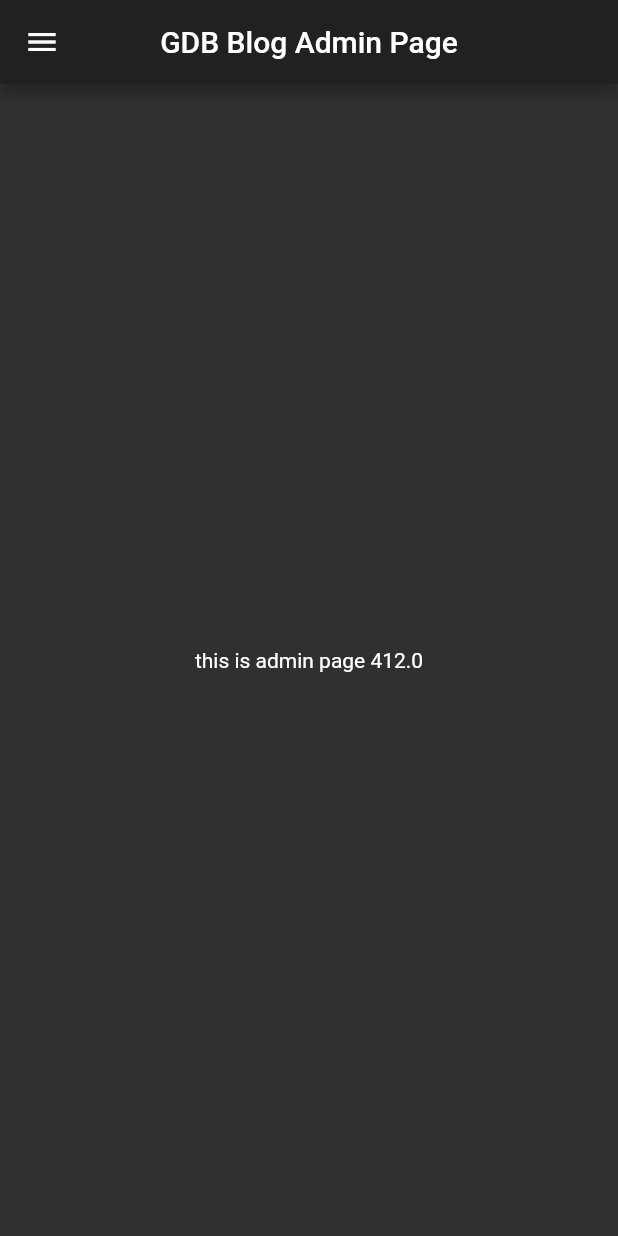
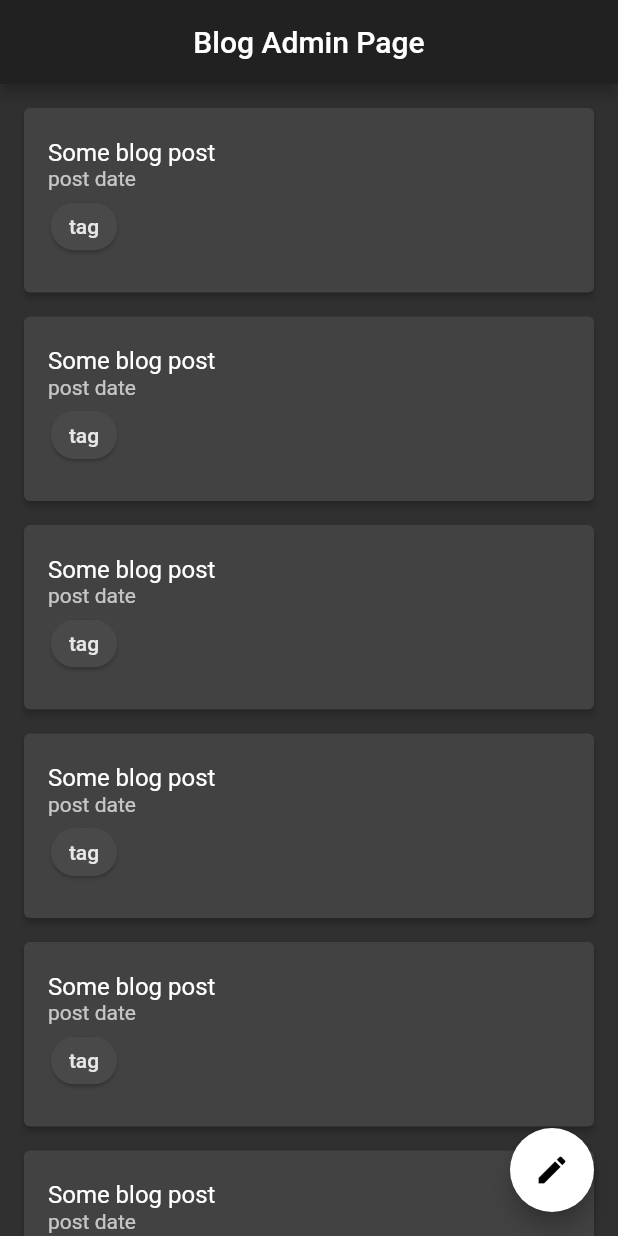
Before and after one commit to Dart-for-Apps/flutter_web_blog, a Flutter app: the screen it shows after launch, on a phone screen of 412 x 824 dp. Run offline on Flutter 3.47's test engine with Material 2 defaults, Android fonts, the phone set to English and light mode, and no system bars; our stand-ins replace built_collection, built_value, functional_widget_annotation; missing offline and left inert: aqueduct, dart:html, flutter_hooks_web, flutter_web, flutter_web_ui, provider_web; generated files the repository leaves out were written again; project files that could hold a hidden picture were left out.

Commit message:
Admin main page wireframe

```diff
--- a/admin_page/lib/main.dart
+++ b/admin_page/lib/main.dart
@@ -1,7 +1,8 @@
-import 'package:admin_page/src/views/side_bar.dart';
+import 'dart:html' as html;
+import 'package:admin_page/src/views/components/page_route.dart';
+import 'package:admin_page/src/views/main_page.dart';
 import 'package:flutter_web/cupertino.dart';
 import 'package:flutter_web/material.dart';
-import 'package:responsive_web/responsive_web.dart';
 
 void main() => runApp(BlogAdminPage());
 
@@ -10,32 +11,51 @@ class BlogAdminPage extends StatelessWidget {
   Widget build(BuildContext context) {
     return MaterialApp(
       key: LabeledGlobalKey('Root'),
-      title: "GDB - Admin",
+      debugShowCheckedModeBanner: false,
+      title: "Admin",
       theme: ThemeData(
         primarySwatch: Colors.indigo,
         brightness: Brightness.dark,
+        floatingActionButtonTheme:
+            Theme.of(context).floatingActionButtonTheme.copyWith(
+                  backgroundColor: Colors.white,
+                ),
       ),
-      home: PageLayoutWidget(),
+      initialRoute: '/',
+      onGenerateRoute: (settings) {
+        switch (settings.name) {
+          case '/':
+            return SimpleMaterialPageRoute(
+              child: MainPage(),
+              settings: settings,
+            );
+          default:
+            return SimpleCupertinoPageRoute(
+              child: NotFoundPage(),
+              settings: settings,
+            );
+            break;
+        }
+      },
     );
   }
 }
 
-class PageLayoutWidget extends StatelessWidget {
-  const PageLayoutWidget({
-    Key key,
-  }) : super(key: key);
+class NotFoundPage extends StatelessWidget {
+  const NotFoundPage({Key key}) : super(key: key);
 
   @override
-  Widget build(BuildContext context) {
+  Widget build(BuildContext _context) {
+    html.window.history.replaceState(
+      {'flutter': true},
+      '404 Not Found',
+      '#/404-not-found',
+    );
+    html.document.title = '404 Not Found';
     return Scaffold(
-      appBar: AppBar(
-        title: Text('GDB Blog Admin Page'),
-        centerTitle: true,
+      body: Center(
+        child: Text('404 Not Found'),
       ),
-      body: Center(
-        child: Text('this is admin page ${getCurrentWidth(context)}'),
-      ),
-      drawer: SideBar(),
     );
   }
 }
--- /dev/null
+++ b/admin_page/lib/src/views/components/app_bar.dart
@@ -0,0 +1,11 @@
+import 'package:flutter_web/cupertino.dart';
+import 'package:flutter_web/material.dart';
+
+class AdminAppBar extends AppBar {
+  AdminAppBar({
+    String title,
+  }) : super(
+          title: Text(title ?? 'Blog Admin Page'),
+          centerTitle: true,
+        );
+}
--- /dev/null
+++ b/admin_page/lib/src/views/components/new_post_button.dart
@@ -0,0 +1,14 @@
+import 'package:flutter_web/material.dart';
+import 'package:functional_widget_annotation/functional_widget_annotation.dart';
+
+class NewPostFloatingActionButton extends StatelessWidget {
+  @override
+  Widget build(BuildContext context) {
+    return FloatingActionButton(
+      onPressed: () {
+        /// TODO: Go to new post view
+      },
+      child: Icon(Icons.create),
+    );
+  }
+}
--- /dev/null
+++ b/admin_page/lib/src/views/components/page_route.dart
@@ -0,0 +1,22 @@
+import 'package:flutter_web/cupertino.dart';
+import 'package:flutter_web/material.dart';
+
+class SimpleMaterialPageRoute extends MaterialPageRoute {
+  SimpleMaterialPageRoute({
+    Widget child,
+    RouteSettings settings,
+  }) : super(
+          builder: (context) => child,
+          settings: settings,
+        );
+}
+
+class SimpleCupertinoPageRoute extends CupertinoPageRoute {
+  SimpleCupertinoPageRoute({
+    Widget child,
+    RouteSettings settings,
+  }) : super(
+          builder: (context) => child,
+          settings: settings,
+        );
+}
--- /dev/null
+++ b/admin_page/lib/src/views/components/post_list.dart
@@ -0,0 +1,42 @@
+import 'package:flutter_web/material.dart';
+
+class BlogPostList extends StatelessWidget {
+  @override
+  Widget build(BuildContext context) {
+    return ListView.builder(
+      padding: EdgeInsets.only(top: 8.0),
+      itemBuilder: (context, index) {
+        return PostCard();
+      },
+    );
+  }
+}
+
+class PostCard extends Card {
+  PostCard({
+    Key key,
+  }) : super(
+          key: key,
+          borderOnForeground: false,
+          child: ListTile(
+            contentPadding: EdgeInsets.all(16.0),
+            onTap: () {},
+            onLongPress: () {},
+            title: Text('Some blog post'),
+            subtitle: Column(
+              crossAxisAlignment: CrossAxisAlignment.start,
+              mainAxisAlignment: MainAxisAlignment.spaceBetween,
+              children: <Widget>[
+                Text('post date'),
+                Chip(
+                  label: Text('tag'),
+                  elevation: 1.0,
+                ),
+              ],
+            ),
+            isThreeLine: true,
+          ),
+          margin: EdgeInsets.symmetric(horizontal: 16.0, vertical: 8.0),
+          elevation: 2.0,
+        );
+}
--- /dev/null
+++ b/admin_page/lib/src/views/main_page.dart
@@ -0,0 +1,15 @@
+import 'package:admin_page/src/views/components/app_bar.dart';
+import 'package:admin_page/src/views/components/new_post_button.dart';
+import 'package:admin_page/src/views/components/post_list.dart';
+import 'package:flutter_web/material.dart';
+
+class MainPage extends Scaffold {
+  MainPage({
+    Key key,
+  }) : super(
+          key: key,
+          appBar: AdminAppBar(),
+          body: BlogPostList(),
+          floatingActionButton: NewPostFloatingActionButton(),
+        );
+}
```
Also changed, not shown: admin_page/lib/src/services/post_service.dart (added), admin_page/lib/src/views/components/side_bar.dart (renamed from admin_page/lib/src/views/side_bar.dart), admin_page/lib/src/views/components/side_bar.g.dart (renamed from admin_page/lib/src/views/side_bar.g.dart), admin_page/lib/src/views/components/side_bar_menu.dart (added).
